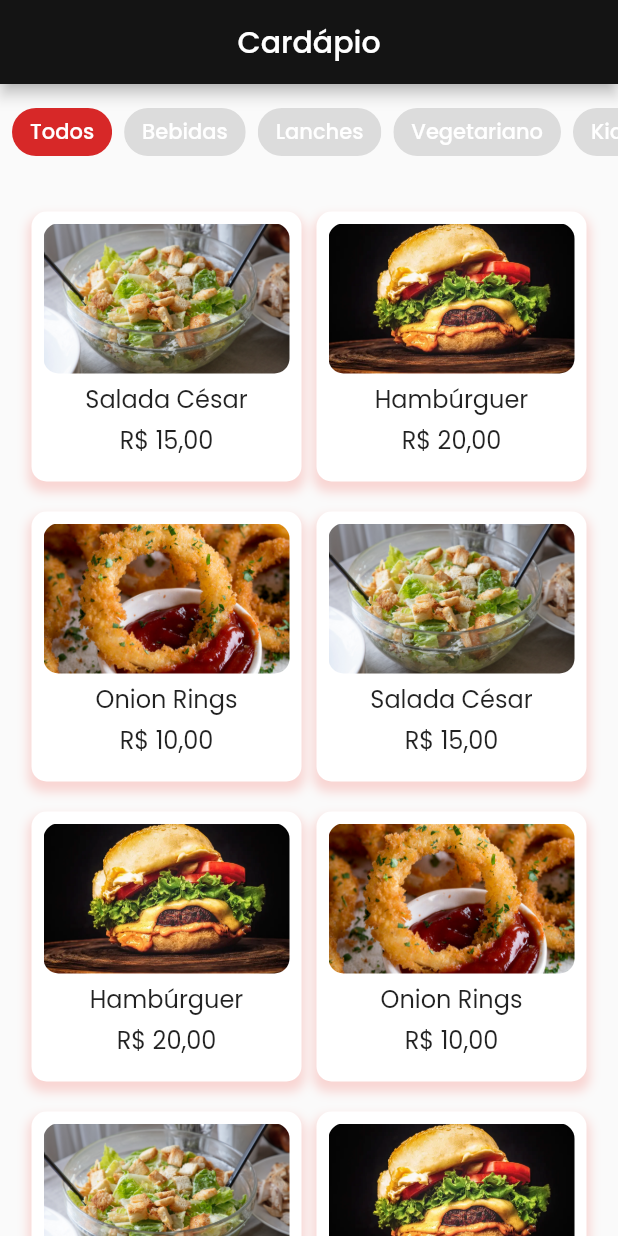
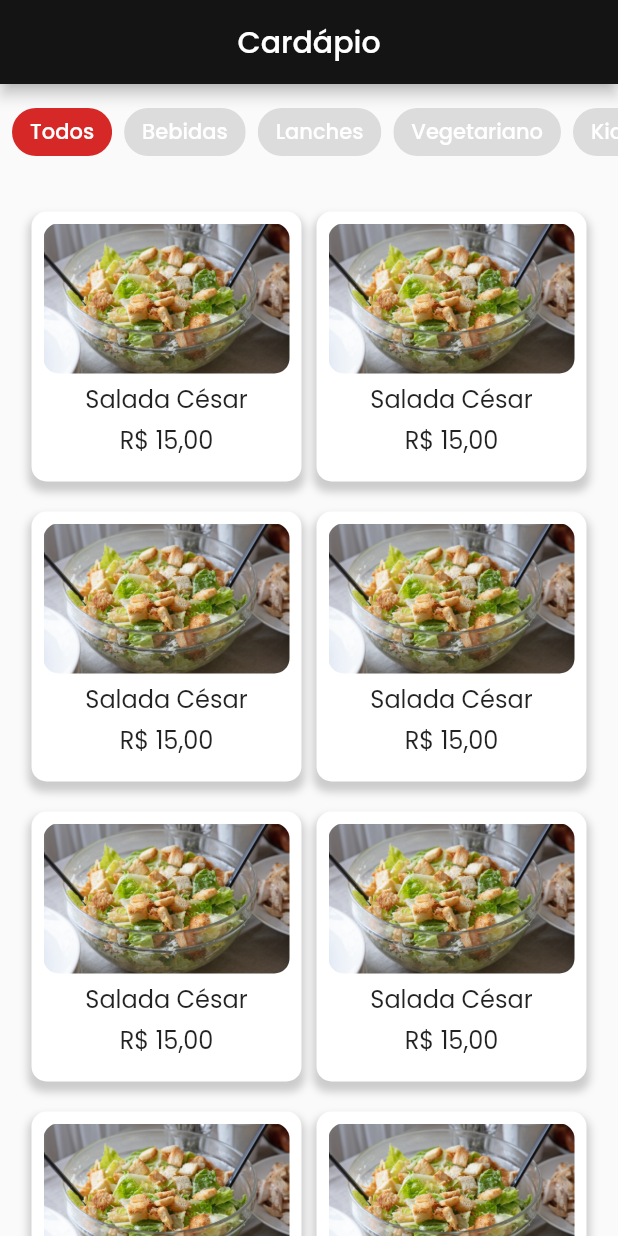
Before and after one commit to commandee/mobile, a Flutter app: the CardapioPage screen opened directly, on a phone screen of 412 x 824 dp. Run offline on Flutter 3.47's test engine with Material 2 defaults, Android fonts, the phone set to English and light mode, and no system bars.

Commit message:
alterando e colocando alguns placeholders

```diff
--- a/lib/pages/cardapio.dart
+++ b/lib/pages/cardapio.dart
@@ -1,4 +1,3 @@
-import 'dart:math';
 
 import 'package:flutter/material.dart';
 import 'package:teste/components/chip_filters.dart';
@@ -37,30 +36,10 @@ class _CardapioPageState extends State<CardapioPage> {
                       crossAxisCount: 2,
                       mainAxisSpacing: 10,
                       children: [
+                        for(int i = 0; i < 10; i++)
                         itemFood("Salada César", "assets/images/salada.jpeg",
                             "R\$ 15,00"),
-                        itemFood("Hambúrguer", "assets/images/hamburguer.png",
-                            "R\$ 20,00"),
-                        itemFood("Onion Rings", "assets/images/cebolafrita.jpg",
-                            "R\$ 10,00"),
-                        itemFood("Salada César", "assets/images/salada.jpeg",
-                            "R\$ 15,00"),
-                        itemFood("Hambúrguer", "assets/images/hamburguer.png",
-                            "R\$ 20,00"),
-                        itemFood("Onion Rings", "assets/images/cebolafrita.jpg",
-                            "R\$ 10,00"),
-                        itemFood("Salada César", "assets/images/salada.jpeg",
-                            "R\$ 15,00"),
-                        itemFood("Hambúrguer", "assets/images/hamburguer.png",
-                            "R\$ 20,00"),
-                        itemFood("Onion Rings", "assets/images/cebolafrita.jpg",
-                            "R\$ 10,00"),
-                        itemFood("Salada César", "assets/images/salada.jpeg",
-                            "R\$ 15,00"),
-                        itemFood("Hambúrguer", "assets/images/hamburguer.png",
-                            "R\$ 20,00"),
-                        itemFood("Onion Rings", "assets/images/cebolafrita.jpg",
-                            "R\$ 10,00"),
+
                       ]),
                 ],
               ),
@@ -82,9 +61,9 @@ class _CardapioPageState extends State<CardapioPage> {
             boxShadow: [
               BoxShadow(
                   offset: const Offset(0, 5),
-                  color: Theme.of(context).primaryColor.withOpacity(0.2),
+                  color: Colors.grey.withOpacity(0.5),
                   spreadRadius: 2,
-                  blurRadius: 5),
+                  blurRadius: 4),
             ],
           ),
           child: Column(
--- a/lib/pages/comandas.dart
+++ b/lib/pages/comandas.dart
@@ -23,14 +23,18 @@ class _ComandasPageState extends State<ComandasPage> {
         child: Column(
           children: [
             Expanded(
+              child: Padding(
+                padding: const EdgeInsets.symmetric(vertical: 16.0, horizontal: 8.0),
                 child: ListView(
                   children: [
-                  for (int i = 0; i < 10; i++)
+                    for (int i = 0; i < 15; i++)
                       CardComanda(
                         nome: "Comanda #157",
                         descricao: "Comanda do dia 15/07/2021",
+                        price: 15.00,
                       ),
                   ],
+                ),
               ),
             ),
           ],
```
Also changed, not shown: lib/pages/forgot_password.dart (+25 -2 lines), lib/pages/profile.dart (+18 -5 lines). Lines whose indentation alone changed are shown as unchanged.
